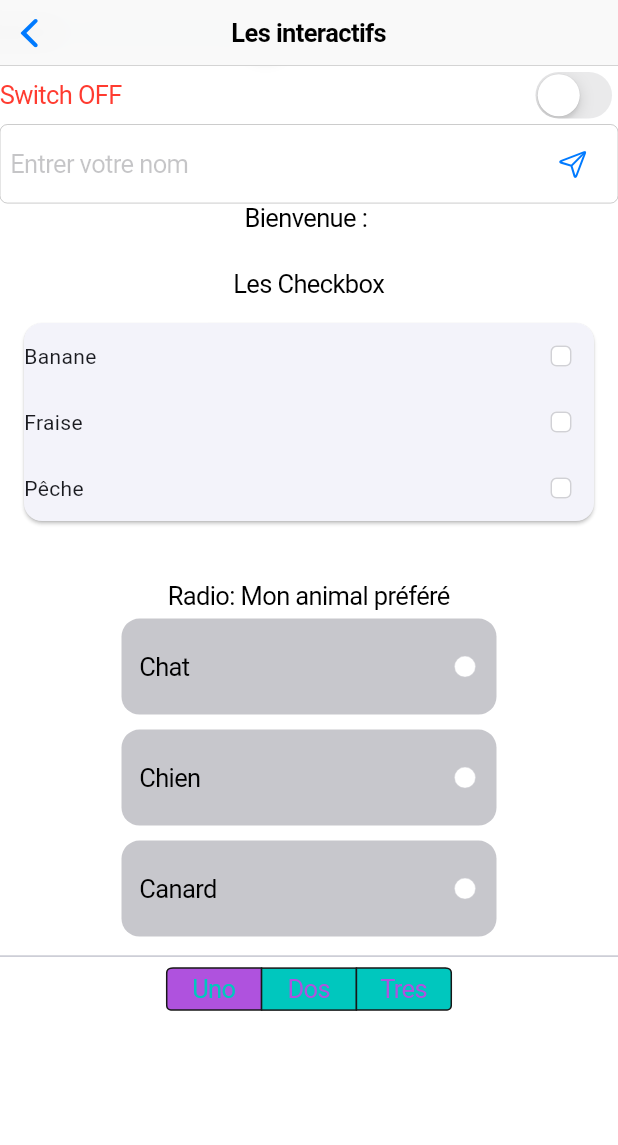
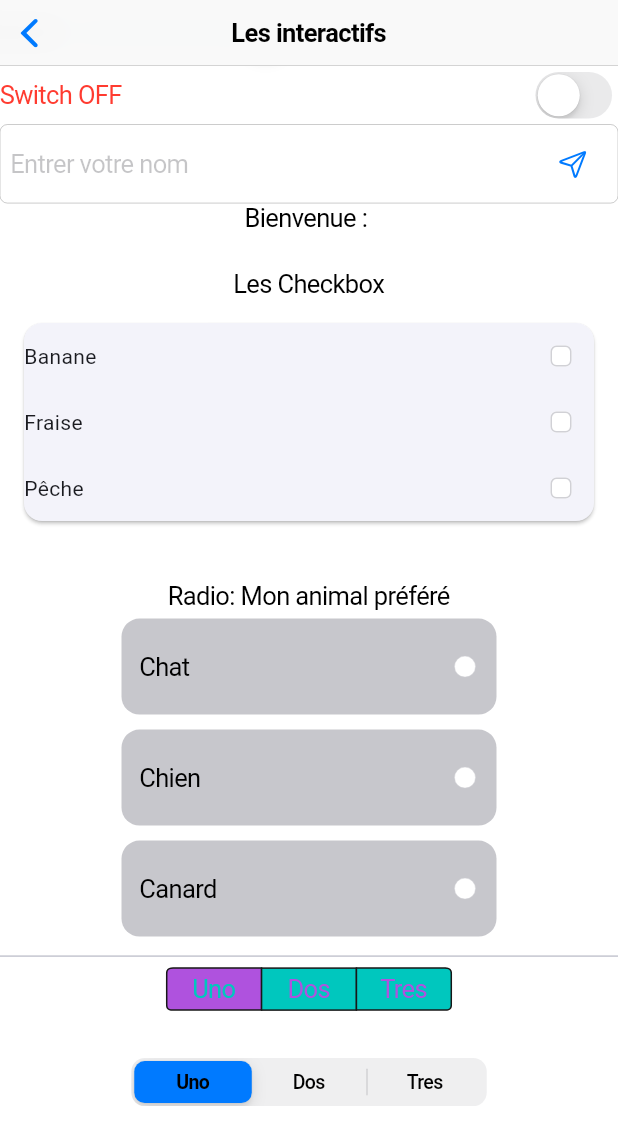
Before and after one commit to KifK2f/cupertino, a Flutter app: the IosInteractif screen opened directly, scrolled down 96 dp, on a phone screen of 412 x 824 dp. Shown: the top 1145 px of the screen. Run offline on Flutter 3.47's test engine with Material 3 defaults, Android fonts, the phone set to English and light mode, and no system bars.

Commit message:
CupertinoSlidingSegmentedControl oK

```diff
--- a/lib/ios_material/ios_interactifs.dart
+++ b/lib/ios_material/ios_interactifs.dart
@@ -164,6 +164,17 @@ class _InteractifState extends State<IosInteractif> {
                   borderColor: CupertinoColors.darkBackgroundGray,
                   unselectedColor: CupertinoColors.systemMint,
                 ),
+                const SizedBox(height: 32,),
+                CupertinoSlidingSegmentedControl(
+                    children: _segments,
+                    groupValue: _currentSegment,
+                    thumbColor: CupertinoColors.link,
+                    onValueChanged: (s) {
+                      setState(() {
+                        _currentSegment = s ?? 0;
+                      });
+                    }
+                ),
               ],
             ),
           )
```
